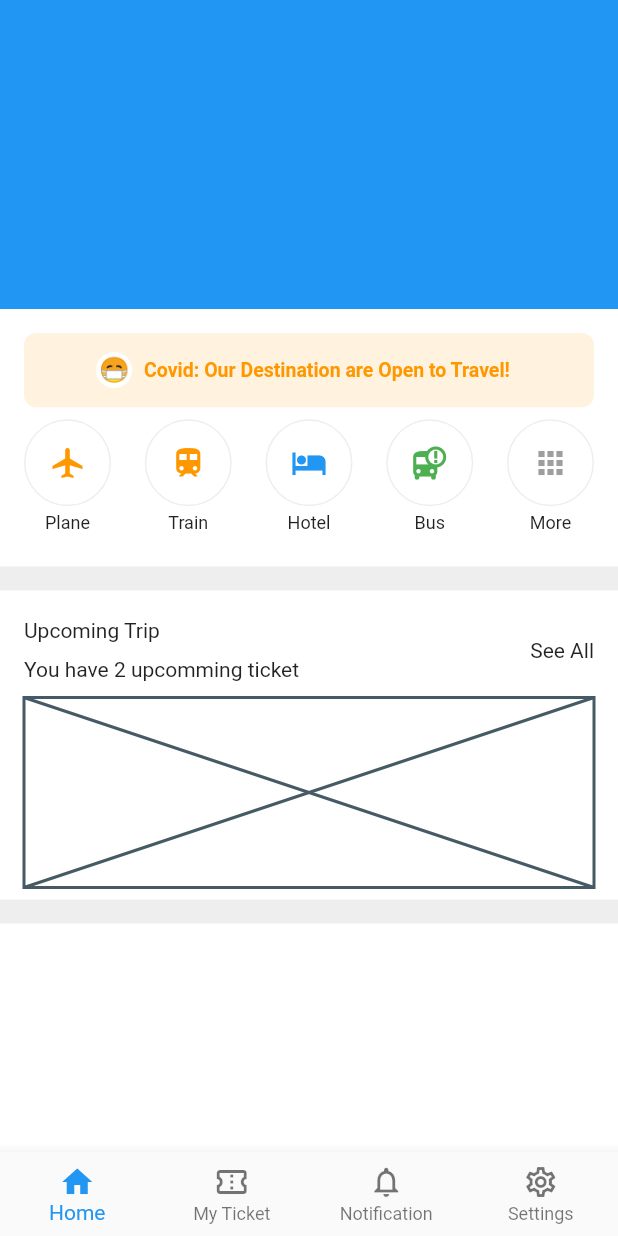
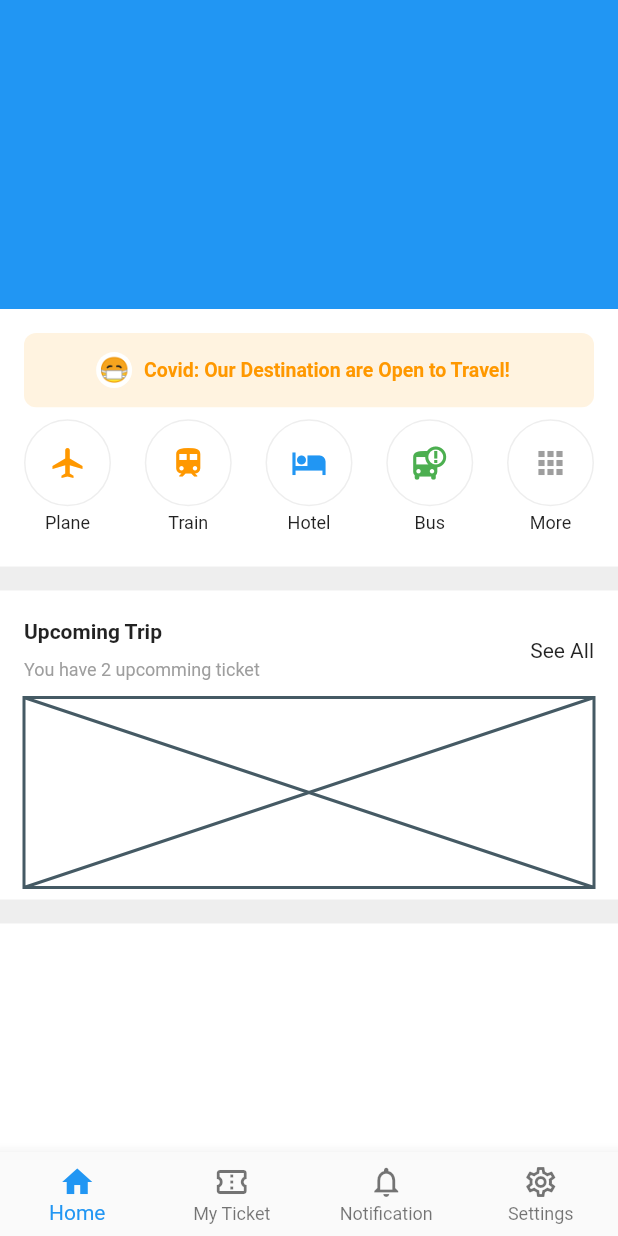
Before and after one commit to JAICHANGPARK/flutter_notebook_11th_story, a Flutter app: the screen it shows after launch, on a phone screen of 412 x 824 dp. Run offline on Flutter 3.47's test engine with Material 2 defaults, Android fonts, the phone set to English and light mode, and no system bars; our stand-ins replace backdrop, badges, flutter_inner_drawer, flutter_slidable, google_fonts.

Commit message:
Update ticket_booking_home_page.dart

```diff
--- a/lib/ep710_ticket_booking_app/ticket_booking_home_page.dart
+++ b/lib/ep710_ticket_booking_app/ticket_booking_home_page.dart
@@ -207,8 +207,13 @@ class _TicketBookingHomePageState extends State<TicketBookingHomePage> {
                                 crossAxisAlignment: CrossAxisAlignment.start,
                                 mainAxisAlignment: MainAxisAlignment.spaceEvenly,
                                 children: [
-                                  Text("Upcoming Trip"),
-                                  Text("You have 2 upcomming ticket"),
+                                  Text("Upcoming Trip",style: TextStyle(
+                                    fontWeight: FontWeight.bold
+                                  ),),
+                                  Text("You have 2 upcomming ticket", style: TextStyle(
+                                    fontSize: 12,
+                                    color: Colors.grey
+                                  ),),
                                 ],
                               ),
                               Text("See All")
```
